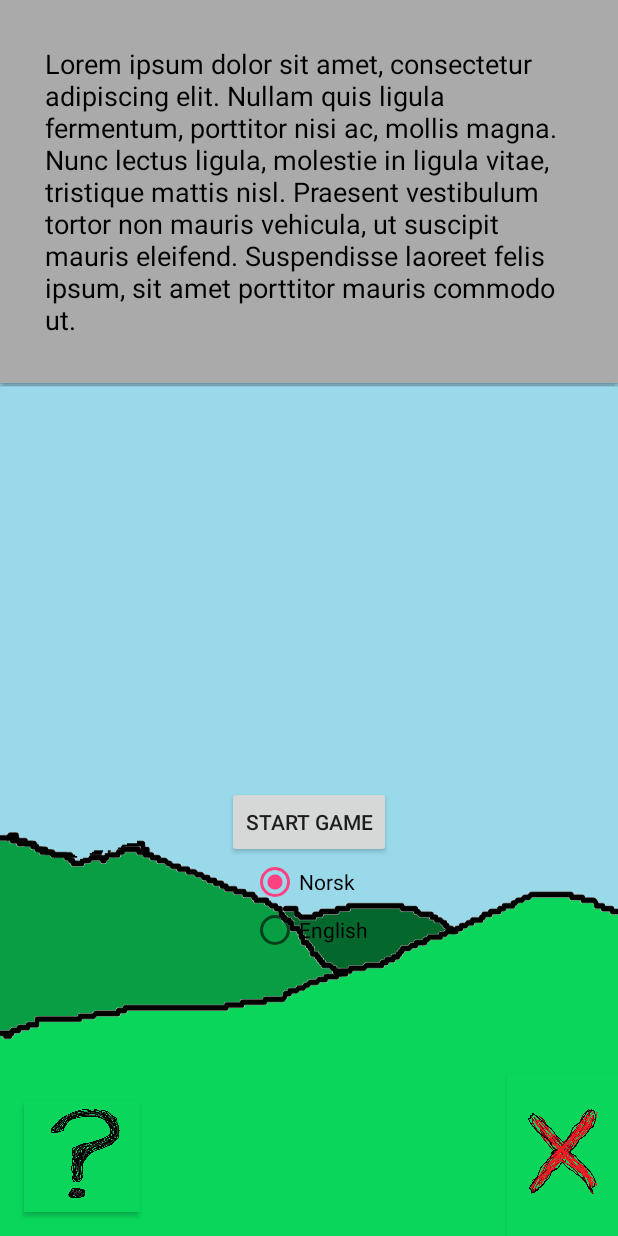
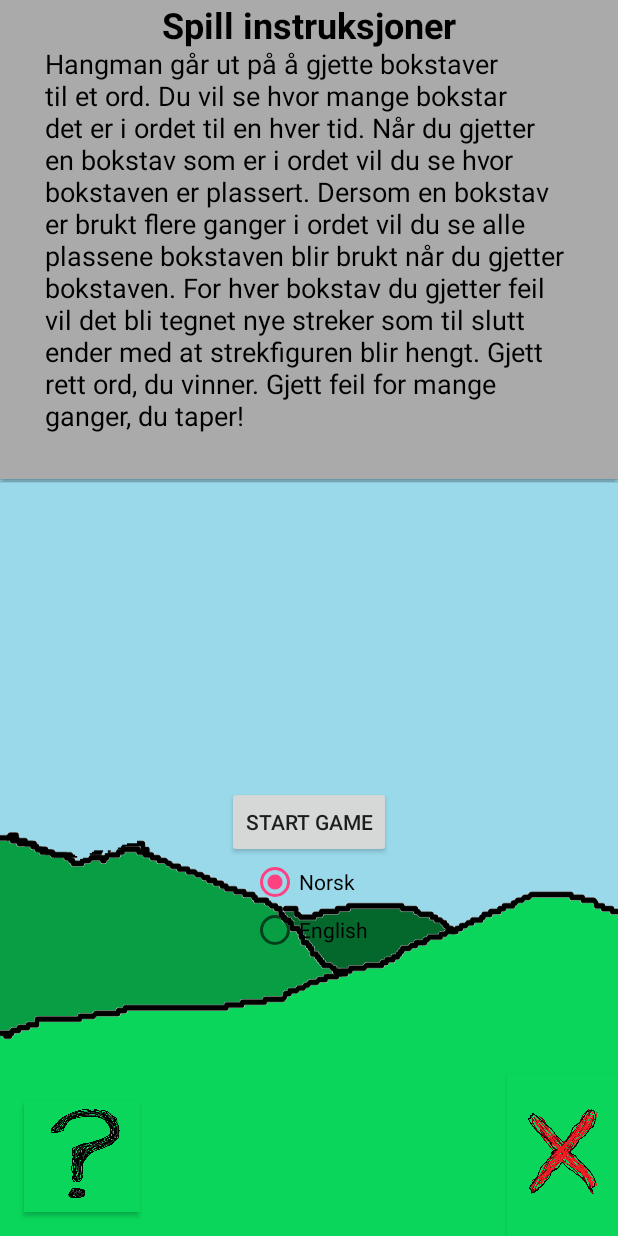
Before and after one commit to Brogzybro/Hangman-android-app, an Android app: the screen it shows after launch (MainActivity), after a tap on an icon or button, on a phone screen of 412 x 824 dp. Run offline under Robolectric (Android 15) with nearby library versions, the phone set to English and light mode, and no system bars.

Commit message:
strings for help text

```diff
--- a/app/src/main/java/com/example/brage/hangman/MainActivity.java
+++ b/app/src/main/java/com/example/brage/hangman/MainActivity.java
@@ -25,7 +25,6 @@ public class MainActivity extends AppCompatActivity {
         super.onCreate(savedInstanceState);
         setContentView(R.layout.activity_main);
         radioGroup = (RadioGroup)findViewById(R.id.radioGroup);
-
     }
 
     DialogInterface.OnClickListener dialogListener = new DialogInterface.OnClickListener() {
@@ -54,14 +53,15 @@ public class MainActivity extends AppCompatActivity {
         LayoutInflater inflater = (LayoutInflater) getSystemService(LAYOUT_INFLATER_SERVICE);
         View popupView = inflater.inflate(R.layout.popup_help, null);
         TextView helpText = (TextView)popupView.findViewById(R.id.helpTextTV);
+        TextView helpTitle = (TextView)popupView.findViewById(R.id.helpTitleTV);
 
         if (radioGroup.getCheckedRadioButtonId() == R.id.radioEng){
             helpText.setText(getResources().getString(R.string.help_eng));
+            helpTitle.setText(getResources().getString(R.string.heltTitle_eng));
         }
 
         int width = LinearLayout.LayoutParams.WRAP_CONTENT;
         int heiht = LinearLayout.LayoutParams.WRAP_CONTENT;
-        int text = R.string.help_nor;
         boolean focusable = true;
         final PopupWindow popupWindow = new PopupWindow(popupView, width, heiht, focusable);
 
--- a/app/src/main/res/layout/popup_help.xml
+++ b/app/src/main/res/layout/popup_help.xml
@@ -13,6 +13,16 @@
         tools:layout_editor_absoluteY="0dp">
 
         <TextView
+            android:id="@+id/helpTitleTV"
+            android:layout_width="wrap_content"
+            android:layout_height="wrap_content"
+            android:layout_centerHorizontal="true"
+            android:text="@string/heltTitle_nor"
+            android:textColor="@android:color/black"
+            android:textSize="24sp"
+            android:textStyle="bold" />
+
+        <TextView
             android:id="@+id/helpTextTV"
             android:layout_width="wrap_content"
             android:layout_height="wrap_content"
@@ -21,6 +31,8 @@
             android:text="@string/help_nor"
             android:textColor="@android:color/black"
             android:textSize="18sp" />
+
+
     </RelativeLayout>
 
 </android.support.constraint.ConstraintLayout>
--- a/app/src/main/res/values/strings.xml
+++ b/app/src/main/res/values/strings.xml
@@ -5,8 +5,11 @@
     <string name="norsk">Norsk</string>
     <string name="english">English</string>
 
-    <string name="help_nor">Lorem ipsum dolor sit amet, consectetur adipiscing elit. Nullam quis ligula fermentum, porttitor nisi ac, mollis magna. Nunc lectus ligula, molestie in ligula vitae, tristique mattis nisl. Praesent vestibulum tortor non mauris vehicula, ut suscipit mauris eleifend. Suspendisse laoreet felis ipsum, sit amet porttitor mauris commodo ut.  </string>
-    <string name="help_eng">Gameinstructions in English</string>
+    <string name="heltTitle_nor">Spill instruksjoner</string>
+    <string name="heltTitle_eng">Game instructions</string>
+
+    <string name="help_nor">Hangman går ut på å gjette bokstaver til et ord. Du vil se hvor mange bokstar det er i ordet til en hver tid. Når du gjetter en bokstav som er i ordet vil du se hvor bokstaven er plassert. Dersom en bokstav er brukt flere ganger i ordet vil du se alle plassene bokstaven blir brukt når du gjetter bokstaven. For hver bokstav du gjetter feil vil det bli tegnet nye streker som til slutt ender med at strekfiguren blir hengt. Gjett rett ord, du vinner. Gjett feil for mange ganger, du taper!</string>
+    <string name="help_eng">Hangman is played by guessing letter to a word. You will be able to see how many letters there are in the word at all times. Once you guess a letter that is in the word, you will  see where in the word that letter is placed. If one letter is used multiple times in the word you it will show all places where the letter is used once you guess the letter. For every wrong letter guessed there will be drawn something new that will add up to a stickman getting hanged. Guess the right word, you win. Guess wrong letter too many time, you loose!</string>
 
     <string name="wins_nor">Vunnet:</string>
     <string name="wins_eng">Wins:</string>
```
